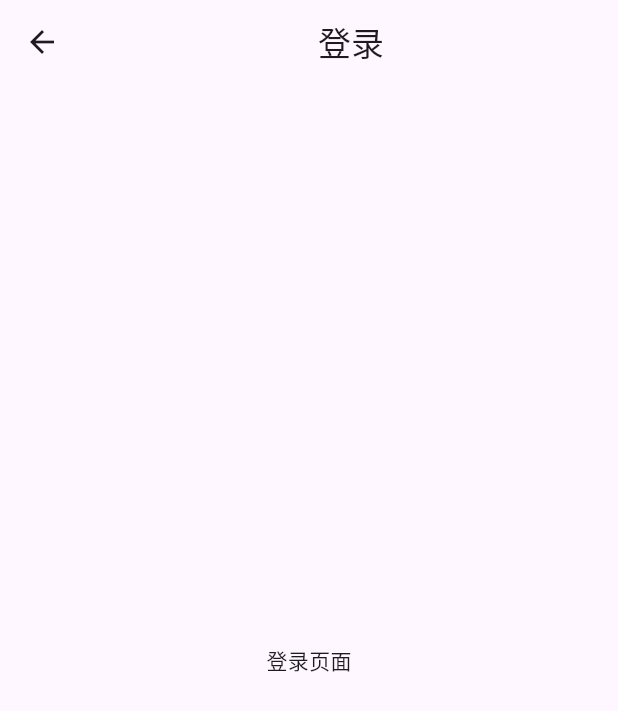
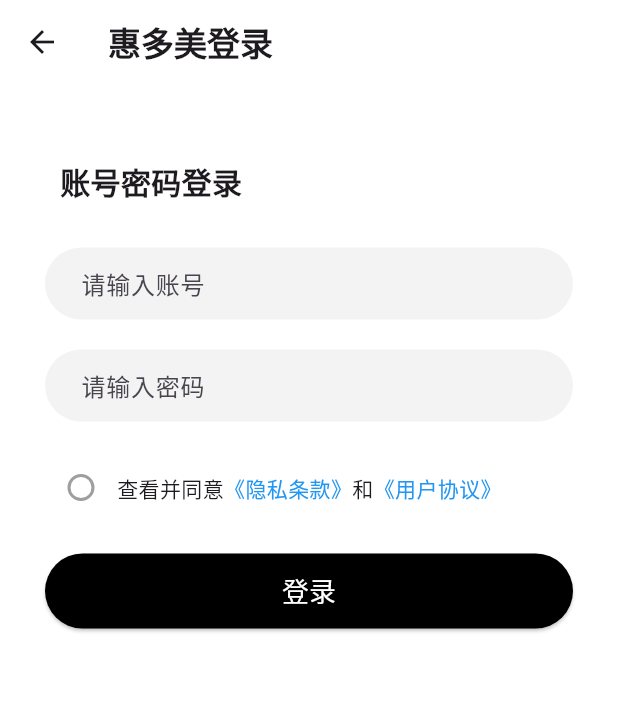
Before and after one commit to shzdwghzjxcbtT-T/flutter_study, a Flutter app: the LoginPage screen opened by its route, on a phone screen of 412 x 824 dp. Shown: the top 711 px of the screen. Run offline on Flutter 3.47's test engine with Material 3 defaults, Android fonts, the phone set to English and light mode, and no system bars; our stand-ins replace carousel_slider, dio; network calls fail.

Commit message:
登录页面搭建和表单校验

```diff
--- a/lib/pages/Login/index.dart
+++ b/lib/pages/Login/index.dart
@@ -1,4 +1,5 @@
 import 'package:flutter/material.dart';
+import 'package:hm_shop/utils/ToastUtils.dart';
 
 class LoginPage extends StatefulWidget {
   LoginPage({Key? key}) : super(key: key);
@@ -8,11 +9,180 @@ class LoginPage extends StatefulWidget {
 }
 
 class _LoginPageState extends State<LoginPage> {
+  TextEditingController _phoneController = TextEditingController(); // 账号控制器
+  TextEditingController _codeController = TextEditingController(); // 密码控制器
+  // 用户账号Widget
+  Widget _buildPhoneTextField() {
+    return TextFormField(
+      validator: (value) {
+        if (value == null || value.isEmpty) {
+          return "手机号不能为空";
+        }
+        //校验手机号格式
+        if (!RegExp(r"^1[3-9]\d{9}$").hasMatch(value)) {
+          return "请输入正确的手机号";
+        }
+        return null;
+      },
+      controller: _phoneController,
+      decoration: InputDecoration(
+        contentPadding: EdgeInsets.only(left: 20), // 内容内边距
+        hintText: "请输入账号",
+        fillColor: const Color.fromRGBO(243, 243, 243, 1),
+        filled: true,
+        border: OutlineInputBorder(
+          borderSide: BorderSide.none,
+          borderRadius: BorderRadius.circular(25),
+        ),
+      ),
+    );
+  }
+
+  // 用户密码Widget
+  Widget _buildCodeTextField() {
+    return TextFormField(
+      validator: (value) {
+        if (value == null || value.isEmpty) {
+          return "密码不能为空";
+        }
+        //校验密码格式
+        if (!RegExp(r"^[a-zA-Z0-9_]{6,12}$").hasMatch(value)) {
+          return "密码格式错误";
+        }
+        return null;
+      },
+      controller: _codeController,
+      obscureText: true,
+      decoration: InputDecoration(
+        contentPadding: EdgeInsets.only(left: 20), // 内容内边距
+        hintText: "请输入密码",
+        fillColor: const Color.fromRGBO(243, 243, 243, 1),
+        filled: true,
+        border: OutlineInputBorder(
+          borderSide: BorderSide.none,
+          borderRadius: BorderRadius.circular(25),
+        ),
+      ),
+    );
+  }
+
+  bool _isChecked = false;
+
+  // 登录按钮Widget
+  Widget _buildLoginButton() {
+    return SizedBox(
+      width: double.infinity,
+      height: 50,
+      child: ElevatedButton(
+        onPressed: () {
+          // 登录逻辑
+          if (_key.currentState!.validate()) {
+            //进行勾选框的判断 _isChecked为true表示已勾选
+            if (_isChecked) {
+              //校验通过
+            } else {
+              //提示用户勾选用户协议
+              Toastutils.showToast(context, "请勾选用户协议");
+            }
+          }
+        },
+        style: ElevatedButton.styleFrom(
+          backgroundColor: Colors.black,
+          shape: RoundedRectangleBorder(
+            borderRadius: BorderRadius.circular(25),
+          ),
+        ),
+        child: Text("登录", style: TextStyle(fontSize: 18, color: Colors.white)),
+      ),
+    );
+  }
+
+  // 勾选Widget
+  Widget _buildCheckbox() {
+    return Row(
+      children: [
+        // 设置勾选为圆角
+        Checkbox(
+          value: _isChecked,
+          activeColor: Colors.black,
+          checkColor: Colors.white,
+          onChanged: (bool? value) {
+            //?? false 表示如果value 为null，就赋值为false
+            _isChecked = value ?? false;
+            setState(() {});
+          },
+          // 设置形状
+          shape: RoundedRectangleBorder(
+            borderRadius: BorderRadius.circular(10), // 圆角大小
+          ),
+          // 可选：设置边框
+          side: BorderSide(color: Colors.grey, width: 2.0),
+        ),
+        Text.rich(
+          TextSpan(
+            children: [
+              TextSpan(text: "查看并同意"),
+              TextSpan(
+                text: "《隐私条款》",
+                style: TextStyle(color: Colors.blue),
+              ),
+              TextSpan(text: "和"),
+              TextSpan(
+                text: "《用户协议》",
+                style: TextStyle(color: Colors.blue),
+              ),
+            ],
+          ),
+        ),
+      ],
+    );
+  }
+
+  // 头部Widget
+  Widget _buildHeader() {
+    return Row(
+      children: [
+        Padding(
+          padding: EdgeInsets.only(left: 10),
+          child: Text(
+            "账号密码登录",
+            style: TextStyle(fontSize: 20, fontWeight: FontWeight.bold),
+          ),
+        ),
+      ],
+    );
+  }
+
+  final GlobalKey<FormState> _key = GlobalKey<FormState>();
+
   @override
   Widget build(BuildContext context) {
     return Scaffold(
-      appBar: AppBar(title: Center(child: Text("登录"))),
-      body: Center(child: Text("登录页面")),
+      appBar: AppBar(
+        title: Text("惠多美登录", style: TextStyle(fontWeight: FontWeight.bold)),
+        backgroundColor: Colors.white,
+      ),
+      body: Form(
+        key: _key,
+        child: Container(
+          padding: EdgeInsets.all(30),
+          color: Colors.white,
+          child: Column(
+            children: [
+              SizedBox(height: 20),
+              _buildHeader(),
+              SizedBox(height: 30),
+              _buildPhoneTextField(),
+              SizedBox(height: 20),
+              _buildCodeTextField(),
+              SizedBox(height: 20),
+              _buildCheckbox(),
+              SizedBox(height: 20),
+              _buildLoginButton(),
+            ],
+          ),
+        ),
+      ),
     );
   }
 }
--- a/lib/pages/Mine/index.dart
+++ b/lib/pages/Mine/index.dart
@@ -33,10 +33,15 @@ class _MineViewState extends State<MineView> {
           Expanded(
             child: Column(
               crossAxisAlignment: CrossAxisAlignment.start,
-              children: const [
-                Text(
-                  '立即登录',
-                  style: TextStyle(fontSize: 18, fontWeight: FontWeight.w600),
+              children: [
+                GestureDetector(
+                  onTap: () {
+                    Navigator.pushNamed(context, '/login');
+                  },
+                  child: Text(
+                    '立即登录',
+                    style: TextStyle(fontSize: 18, fontWeight: FontWeight.w600),
+                  ),
                 ),
               ],
             ),
--- a/lib/utils/Toastutils.dart
+++ b/lib/utils/Toastutils.dart
@@ -2,10 +2,15 @@ import 'package:flutter/cupertino.dart';
 import 'package:flutter/material.dart';
 
 class Toastutils {
+  static bool showLoading = false;
   static void showToast(BuildContext context, String? msg) {
+    if (Toastutils.showLoading) {
+      return;
+    }
+    Toastutils.showLoading = true;
     ScaffoldMessenger.of(context).showSnackBar(
       SnackBar(
-        width: 120,
+        width: 180,
         shape: RoundedRectangleBorder(
           borderRadius: BorderRadiusGeometry.circular(40),
         ),
```
